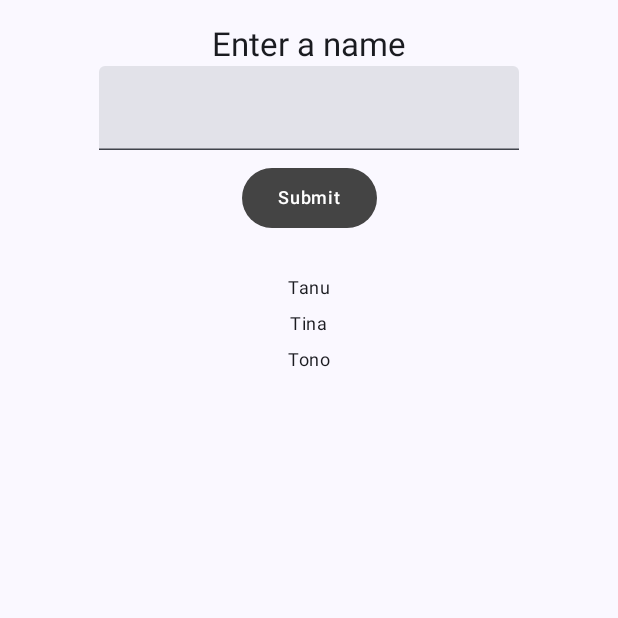
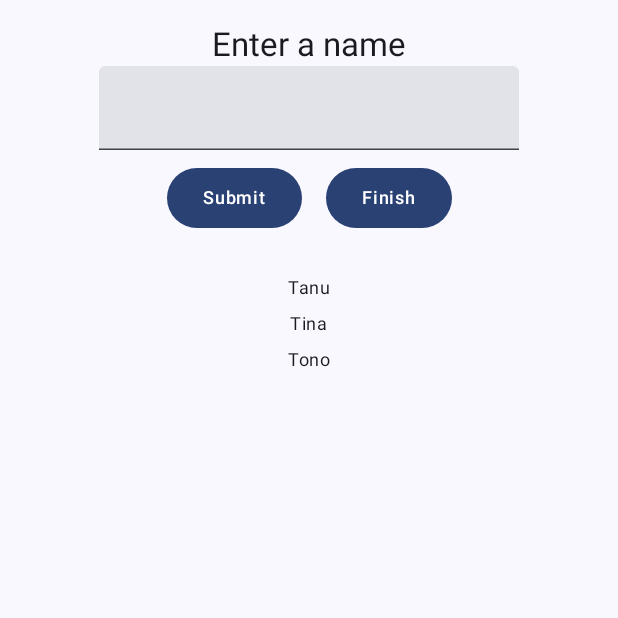
Before and after one commit to rifqahaulia/LAB_WEEK_09, an Android app built with Jetpack Compose: the screen it shows after launch (MainActivity), on a phone screen of 412 x 824 dp, the top half of it. Run offline under Robolectric (Android 15) with nearby library versions, the phone set to English and light mode, and no system bars.

```diff
--- a/app/build.gradle.kts
+++ b/app/build.gradle.kts
@@ -51,6 +51,7 @@ dependencies {
     implementation("androidx.compose.material3:material3:1.1.2")
     implementation("androidx.compose.foundation:foundation")
     implementation("androidx.compose.ui:ui-text")
+    implementation("androidx.navigation:navigation-compose:2.7.4")
     testImplementation(libs.junit)
     androidTestImplementation(libs.androidx.junit)
     androidTestImplementation(libs.androidx.espresso.core)
--- a/app/src/main/java/com/example/lab_week_09/MainActivity.kt
+++ b/app/src/main/java/com/example/lab_week_09/MainActivity.kt
@@ -16,37 +16,72 @@ import androidx.compose.ui.res.stringResource
 import androidx.compose.ui.text.input.KeyboardType
 import androidx.compose.ui.tooling.preview.Preview
 import androidx.compose.ui.unit.dp
+import androidx.navigation.NavHostController
+import androidx.navigation.compose.NavHost
+import androidx.navigation.compose.composable
+import androidx.navigation.compose.rememberNavController
+import androidx.navigation.navArgument
+import androidx.navigation.NavType
 import com.example.lab_week_09.ui.theme.LAB_WEEK_09Theme
 import com.example.lab_week_09.ui.theme.OnBackgroundItemText
 import com.example.lab_week_09.ui.theme.OnBackgroundTitleText
 import com.example.lab_week_09.ui.theme.PrimaryTextButton
 
+// ✅ Main entry point
 class MainActivity : ComponentActivity() {
     override fun onCreate(savedInstanceState: Bundle?) {
         super.onCreate(savedInstanceState)
         setContent {
             LAB_WEEK_09Theme {
-                // ✅ sesuai modul: Surface membungkus Home() tanpa parameter
                 Surface(
                     modifier = Modifier.fillMaxSize(),
                     color = MaterialTheme.colorScheme.background
                 ) {
-                    Home()
+                    // 🔹 ganti root menjadi App()
+                    val navController = rememberNavController()
+                    App(navController = navController)
                 }
             }
         }
     }
 }
 
-// ✅ Data Model untuk user input
+// ✅ Data Model
 data class Student(
     var name: String
 )
 
-// ✅ Parent Composable: mengatur state dan event handler
+// ✅ Root composable - Navigation host
 @Composable
-fun Home() {
-    // State list untuk menyimpan data student
+fun App(navController: NavHostController) {
+    NavHost(
+        navController = navController,
+        startDestination = "home"
+    ) {
+        // 🔹 Route ke Home
+        composable("home") {
+            Home { listDataString ->
+                navController.navigate("resultContent/?listData=$listDataString")
+            }
+        }
+
+        // 🔹 Route ke ResultContent
+        composable(
+            "resultContent/?listData={listData}",
+            arguments = listOf(navArgument("listData") {
+                type = NavType.StringType
+            })
+        ) {
+            ResultContent(it.arguments?.getString("listData").orEmpty())
+        }
+    }
+}
+
+// ✅ Parent Composable (Home)
+@Composable
+fun Home(
+    navigateFromHomeToResult: (String) -> Unit
+) {
     val listData = remember {
         mutableStateListOf(
             Student("Tanu"),
@@ -55,41 +90,36 @@ fun Home() {
         )
     }
 
-    // State untuk field input
     var inputField by remember { mutableStateOf(Student("")) }
 
-    // Event handler untuk perubahan input
-    val onInputValueChange: (String) -> Unit = { newValue ->
-        inputField = Student(newValue)
-    }
-
-    // Event handler untuk tombol submit
-    val onButtonClick: () -> Unit = {
-        if (inputField.name.isNotBlank()) {
-            listData.add(Student(inputField.name))
-            inputField = Student("") // reset field setelah submit
-        }
-    }
-
-    // Panggil child composable
     HomeContent(
         listData = listData,
         inputField = inputField,
-        onInputValueChange = onInputValueChange,
-        onButtonClick = onButtonClick
+        onInputValueChange = { input ->
+            inputField = inputField.copy(input)
+        },
+        onButtonClick = {
+            if (inputField.name.isNotBlank()) {
+                listData.add(inputField)
+                inputField = inputField.copy("")
+            }
+        },
+        navigateFromHomeToResult = {
+            navigateFromHomeToResult(listData.toList().toString())
+        }
     )
 }
 
-// ✅ Child Composable: menampilkan isi halaman
+// ✅ Child Composable (HomeContent)
 @Composable
 fun HomeContent(
     listData: SnapshotStateList<Student>,
     inputField: Student,
     onInputValueChange: (String) -> Unit,
-    onButtonClick: () -> Unit
+    onButtonClick: () -> Unit,
+    navigateFromHomeToResult: () -> Unit
 ) {
     LazyColumn {
-        // Bagian input dan tombol
         item {
             Column(
                 modifier = Modifier
@@ -97,12 +127,12 @@ fun HomeContent(
                     .fillMaxSize(),
                 horizontalAlignment = Alignment.CenterHorizontally
             ) {
-                // ✅ Gunakan UI Element dari Elements.kt
+                // 🔹 Title pakai UI Element
                 OnBackgroundTitleText(
                     text = stringResource(id = R.string.enter_item)
                 )
 
-                // ✅ TextField untuk input
+                // 🔹 Input field
                 TextField(
                     value = inputField.name,
                     keyboardOptions = KeyboardOptions(
@@ -113,16 +143,24 @@ fun HomeContent(
                     }
                 )
 
-                // ✅ Gunakan tombol custom dari Elements.kt
-                PrimaryTextButton(
-                    text = stringResource(id = R.string.button_click)
-                ) {
-                    onButtonClick()
+                // 🔹 Dua tombol (Add dan Navigate)
+                Row {
+                    PrimaryTextButton(
+                        text = stringResource(id = R.string.button_click)
+                    ) {
+                        onButtonClick()
+                    }
+
+                    PrimaryTextButton(
+                        text = stringResource(id = R.string.button_navigate)
+                    ) {
+                        navigateFromHomeToResult()
+                    }
                 }
             }
         }
 
-        // ✅ Tampilkan list data student
+        // 🔹 List item
         items(listData) { item ->
             Column(
                 modifier = Modifier
@@ -130,18 +168,31 @@ fun HomeContent(
                     .fillMaxSize(),
                 horizontalAlignment = Alignment.CenterHorizontally
             ) {
-                // ✅ Gunakan UI Element custom untuk teks item
                 OnBackgroundItemText(text = item.name)
             }
         }
     }
 }
 
-// ✅ Preview (opsional)
+// ✅ ResultContent Composable
+@Composable
+fun ResultContent(listData: String) {
+    Column(
+        modifier = Modifier
+            .padding(vertical = 4.dp)
+            .fillMaxSize(),
+        horizontalAlignment = Alignment.CenterHorizontally
+    ) {
+        OnBackgroundItemText(text = listData)
+    }
+}
+
+// ✅ Preview
 @Preview(showBackground = true)
 @Composable
 fun PreviewHome() {
     LAB_WEEK_09Theme {
-        Home()
+        val navController = rememberNavController()
+        App(navController)
     }
 }
--- a/app/src/main/java/com/example/lab_week_09/ui/theme/Elements.kt
+++ b/app/src/main/java/com/example/lab_week_09/ui/theme/Elements.kt
@@ -1,63 +1,43 @@
 package com.example.lab_week_09.ui.theme
 
 import androidx.compose.foundation.layout.padding
-import androidx.compose.material3.*
+import androidx.compose.material3.Button
+import androidx.compose.material3.ButtonDefaults
+import androidx.compose.material3.MaterialTheme
+import androidx.compose.material3.Text
 import androidx.compose.runtime.Composable
 import androidx.compose.ui.Modifier
-import androidx.compose.ui.graphics.Color
 import androidx.compose.ui.unit.dp
 
-// UI Element for displaying a title
+// 🔹 UI Element: Title text yang mengikuti warna tema background
 @Composable
 fun OnBackgroundTitleText(text: String) {
-    TitleText(text = text, color = MaterialTheme.colorScheme.onBackground)
-}
-
-// Here, we use the titleLarge style from the typography
-@Composable
-fun TitleText(text: String, color: Color) {
     Text(
         text = text,
         style = MaterialTheme.typography.titleLarge,
-        color = color
+        color = MaterialTheme.colorScheme.onBackground
     )
 }
 
-// UI Element for displaying an item list
+// 🔹 UI Element: Item text (untuk daftar data)
 @Composable
 fun OnBackgroundItemText(text: String) {
-    ItemText(text = text, color = MaterialTheme.colorScheme.onBackground)
-}
-
-// Here, we use the bodySmall style from the typography
-@Composable
-fun ItemText(text: String, color: Color) {
     Text(
         text = text,
         style = MaterialTheme.typography.bodySmall,
-        color = color
+        color = MaterialTheme.colorScheme.onBackground
     )
 }
 
-// UI Element for displaying a button
+// 🔹 UI Element: Custom Button pakai warna utama dari tema
 @Composable
 fun PrimaryTextButton(text: String, onClick: () -> Unit) {
-    TextButtonCustom(
-        text = text,
-        textColor = Color.White,
-        onClick = onClick
-    )
-}
-
-// Here, we use the labelMedium style from the typography
-@Composable
-fun TextButtonCustom(text: String, textColor: Color, onClick: () -> Unit) {
     Button(
         onClick = onClick,
         modifier = Modifier.padding(8.dp),
         colors = ButtonDefaults.buttonColors(
-            containerColor = Color.DarkGray,
-            contentColor = textColor
+            containerColor = MaterialTheme.colorScheme.primary, // ✅ pakai warna tema
+            contentColor = MaterialTheme.colorScheme.onPrimary   // ✅ teks kontras
         )
     ) {
         Text(
```
